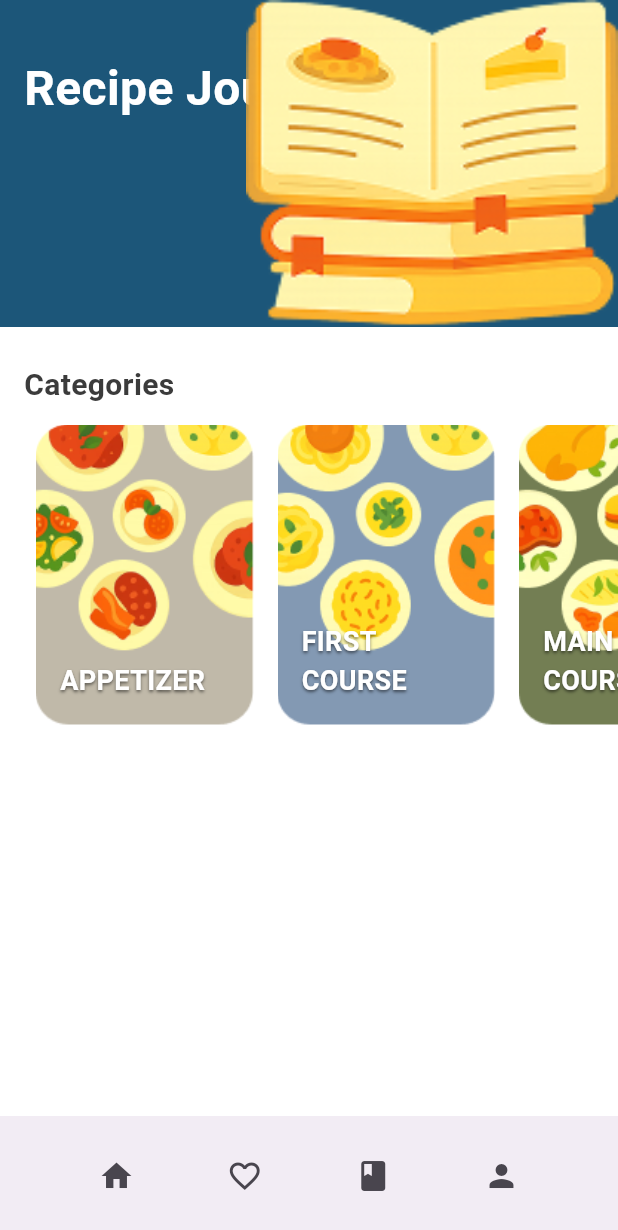
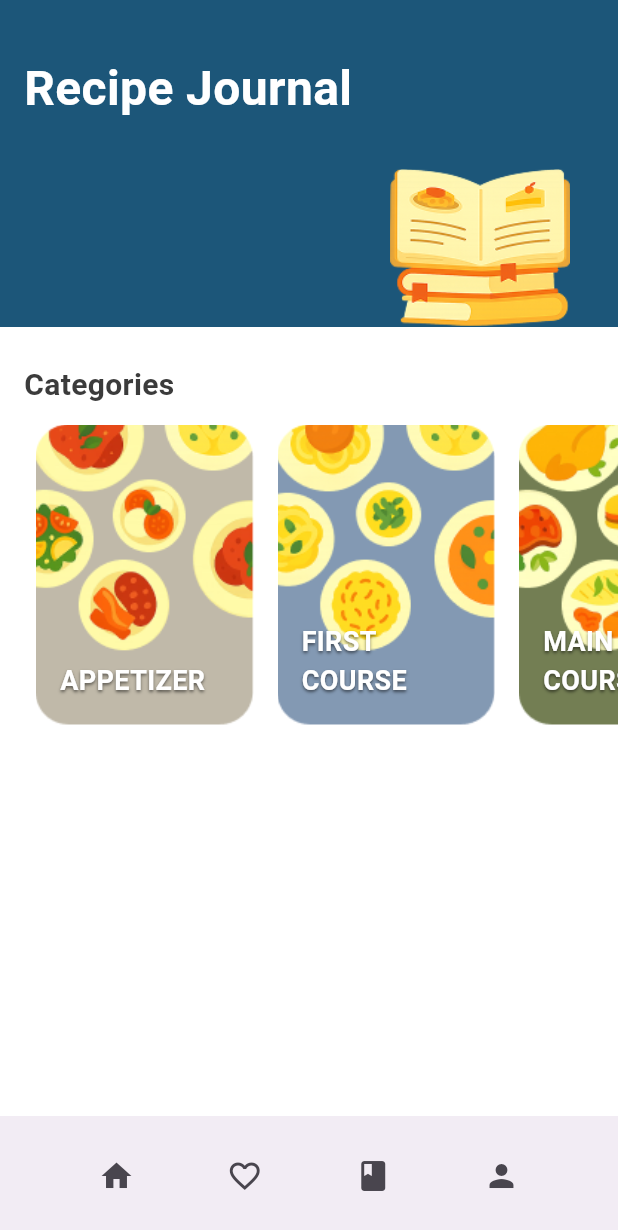
Before and after one commit to 195fra/Let-Me-Cook, a Flutter app: the screen it shows after launch, item 3 of the bottom bar chosen, on a phone screen of 412 x 824 dp. Shown: the top 1230 px of the screen. Run offline on Flutter 3.47's test engine with Material 3 defaults, Android fonts, the light colour scheme and no system bars; our stand-ins replace shared_preferences; Roboto replaces fonts that are missing (Dosis).

Commit message:
sistemato tutte cose

```diff
--- a/let_me_cook/lib/components/category_header.dart
+++ b/let_me_cook/lib/components/category_header.dart
@@ -64,14 +64,28 @@ class CategoryHeader extends StatelessWidget {
               ],
             ),
           ),
-          Positioned(
-            right: 0,
-            top: 0,
-            bottom: 0,
-            child: Image.asset(
-              imagePath,
-              height: 218,
-              fit: BoxFit.cover,
+          // 🔶 Immagine con padding solo per "journal"
+          Positioned.fill(
+            child: Align(
+              alignment: Alignment.bottomRight,
+              child: category == 'journal'
+                  ? Padding(
+                padding: const EdgeInsets.only(right: 32),
+                child: SizedBox(
+                  width: 120,
+                  child: Image.asset(
+                    imagePath,
+                    fit: BoxFit.contain,
+                    alignment: Alignment.bottomRight,
+                  ),
+                ),
+              )
+                  : Image.asset(
+                imagePath,
+                height: 218,
+                fit: BoxFit.cover,
+                alignment: Alignment.bottomRight,
+              ),
             ),
           ),
         ],
```
